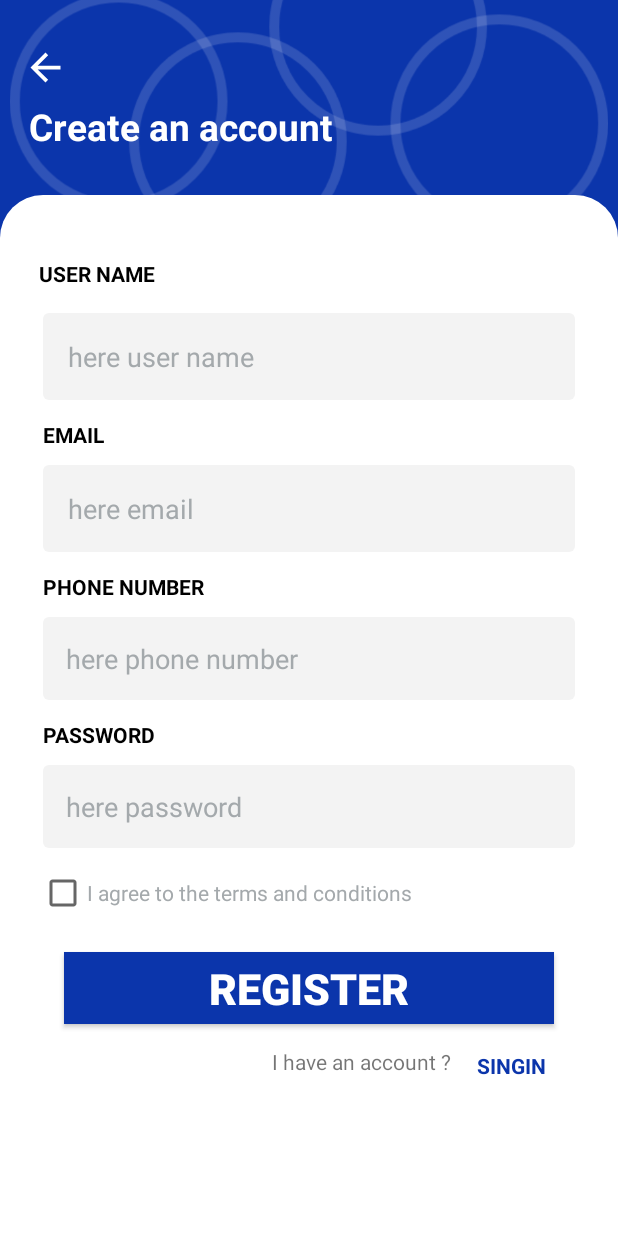
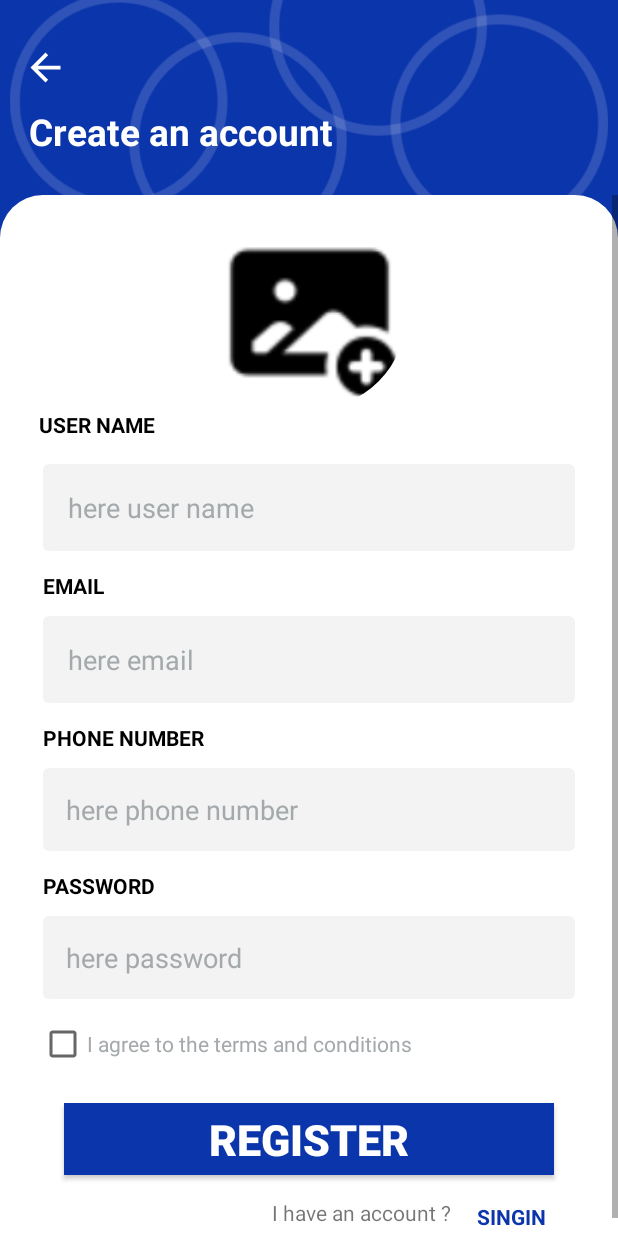
Before and after one commit to QasemFJber/Egar, an Android app: the screen it shows after launch (Register), after a tap on "Create an account", on a phone screen of 412 x 824 dp. Run offline under Robolectric (Android 15) with nearby library versions, the phone set to English and light mode, and no system bars; our stand-ins replace CircleImageView, Firebase (no records; nobody signed in at launch, a user with empty details on screens opened directly), sdp/ssp sizes; 2 other taps on this screen came first.

Commit message:
app-edit

```diff
--- a/app/src/main/res/layout/activity_register.xml
+++ b/app/src/main/res/layout/activity_register.xml
@@ -27,6 +27,30 @@
         app:layout_constraintEnd_toEndOf="parent"
         app:layout_constraintStart_toStartOf="parent"
         app:layout_constraintTop_toTopOf="parent">
+
+        <ScrollView
+            android:id="@+id/scrooll"
+            android:layout_width="match_parent"
+            android:layout_height="wrap_content"
+            app:layout_constraintEnd_toEndOf="parent"
+            app:layout_constraintStart_toStartOf="parent"
+            app:layout_constraintTop_toTopOf="@+id/constraintLayout">
+
+            <androidx.constraintlayout.widget.ConstraintLayout
+                android:layout_width="match_parent"
+                android:layout_height="match_parent">
+
+                <de.hdodenhof.circleimageview.CircleImageView
+                    xmlns:app="http://schemas.android.com/apk/res-auto"
+                    android:id="@+id/image"
+                    android:layout_width="@dimen/_100sdp"
+                    android:layout_height="@dimen/_100sdp"
+                    android:layout_marginTop="@dimen/_10sdp"
+                    android:src="@drawable/img_add_image"
+                    app:layout_constraintEnd_toEndOf="parent"
+                    app:layout_constraintStart_toStartOf="parent"
+                    app:layout_constraintTop_toTopOf="parent"
+                    tools:ignore="MissingConstraints" />
 
                 <TextView
                     android:id="@+id/textView3"
@@ -133,8 +157,8 @@
                     android:layout_marginStart="0dp"
                     android:layout_marginTop="@dimen/_2sdp"
                     android:layout_marginEnd="@dimen/_22sdp"
+                    android:padding="@dimen/_12sdp"
                     android:text="SINGIN"
-            android:padding="@dimen/_12sdp"
                     android:textColor="@color/active"
                     android:textSize="@dimen/_11sdp"
                     android:textStyle="bold"
@@ -148,12 +172,11 @@
                     android:layout_width="wrap_content"
                     android:layout_height="wrap_content"
                     android:layout_marginStart="@dimen/_20sdp"
-            android:layout_marginTop="@dimen/_33sdp"
                     android:text="USER NAME"
                     android:textColor="@color/black"
                     android:textStyle="bold"
                     app:layout_constraintStart_toStartOf="parent"
-            app:layout_constraintTop_toTopOf="parent" />
+                    app:layout_constraintTop_toBottomOf="@+id/image" />
 
                 <EditText
                     android:id="@+id/et_user_name"
@@ -162,9 +185,9 @@
                     android:layout_marginStart="@dimen/_22sdp"
                     android:layout_marginTop="@dimen/_13sdp"
                     android:layout_marginEnd="@dimen/_22sdp"
-            android:ems="10"
                     android:autofillHints="phone"
                     android:background="@drawable/edit_text_login"
+                    android:ems="10"
                     android:hint="here user name"
                     android:inputType="textPersonName"
                     android:padding="@dimen/_13sdp"
@@ -177,11 +200,11 @@
                     android:id="@+id/textView32"
                     android:layout_width="wrap_content"
                     android:layout_height="wrap_content"
-            android:text="PHONE NUMBER"
                     android:layout_marginStart="@dimen/_22sdp"
                     android:layout_marginTop="@dimen/_10sdp"
+                    android:text="PHONE NUMBER"
+                    android:textColor="@color/black"
                     android:textStyle="bold"
-            android:textColor="@color/black"
                     app:layout_constraintStart_toStartOf="parent"
                     app:layout_constraintTop_toBottomOf="@+id/et_email" />
 
@@ -189,13 +212,13 @@
                     android:id="@+id/et_phone_number"
                     android:layout_width="match_parent"
                     android:layout_height="wrap_content"
-            android:ems="10"
                     android:layout_marginStart="@dimen/_22sdp"
                     android:layout_marginTop="@dimen/_8sdp"
                     android:layout_marginEnd="@dimen/_22sdp"
+                    android:background="@drawable/edit_text_login"
+                    android:ems="10"
+                    android:hint="here phone number "
                     android:inputType="phone"
-            android:background="@drawable/edit_text_login"
-            android:hint="here phone number "
                     android:padding="@dimen/_12sdp"
                     android:textColorHint="@color/blue_grey"
                     app:layout_constraintEnd_toEndOf="parent"
@@ -203,19 +226,25 @@
                     app:layout_constraintTop_toBottomOf="@+id/textView32" />
             </androidx.constraintlayout.widget.ConstraintLayout>
 
+        </ScrollView>
+
+    </androidx.constraintlayout.widget.ConstraintLayout>
+
+
+
+
     <TextView
         android:id="@+id/tv_title"
         android:layout_width="wrap_content"
         android:layout_height="wrap_content"
         android:layout_marginStart="@dimen/_15sdp"
+        android:layout_marginTop="@dimen/_8sdp"
         android:text="Create an account"
         android:textColor="@color/white"
         android:textSize="@dimen/_19ssp"
         android:textStyle="bold"
-        app:layout_constraintBottom_toTopOf="@+id/constraintLayout"
         app:layout_constraintStart_toStartOf="parent"
-        app:layout_constraintTop_toTopOf="parent"
-        app:layout_constraintVertical_bias="0.704" />
+        app:layout_constraintTop_toBottomOf="@+id/btn_back" />
 
     <ImageView
         android:id="@+id/btn_back"
```
Also changed, not shown: app/src/main/java/com/example/egar/Fragments/BottomNavigationFragments/Home.java (+38 -0 lines), app/src/main/java/com/example/egar/adapters/productHome/ProductHomeAdapter.java (added, +49 -0 lines), app/src/main/java/com/example/egar/adapters/productHome/ProductHomeViewHolder.java (added, +55 -0 lines), app/src/main/java/com/example/egar/interfaces/ItemCallback.java (added, +8 -0 lines), app/src/main/res/layout/fragment_home.xml (+6 -20 lines), app/src/main/res/layout/item_products.xml (added, +72 -0 lines), app/src/main/res/drawable/img_add_image.png (added). Lines whose indentation alone changed are shown as unchanged.
